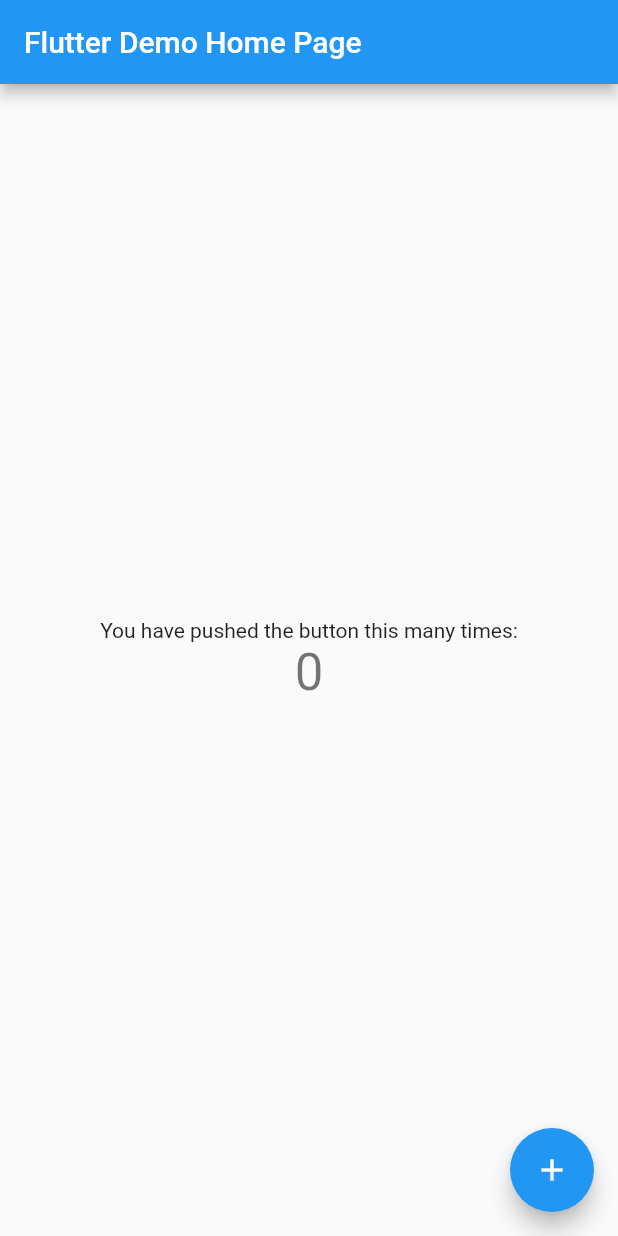
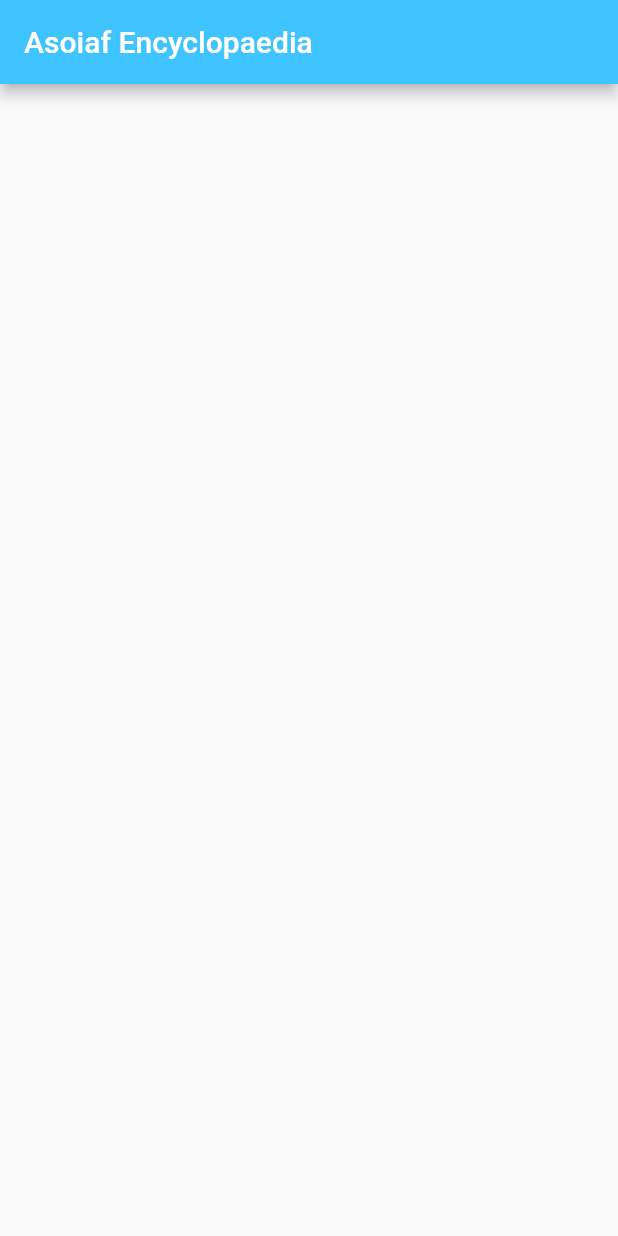
Before and after one commit to Andres-MI/AsoiafEncyclopaedia, a Flutter app: the screen it shows after launch, on a phone screen of 412 x 824 dp. Run offline on Flutter 3.47's test engine with Material 2 defaults, Android fonts, the phone set to English and light mode, and no system bars.

```diff
--- /dev/null
+++ b/lib/homepage.dart
@@ -0,0 +1,21 @@
+import 'package:flutter/material.dart';
+
+class MyHomePage extends StatefulWidget {
+  const MyHomePage({Key? key}) : super(key: key);
+
+  @override
+  State<MyHomePage> createState() => _MyHomePageState();
+}
+
+class _MyHomePageState extends State<MyHomePage> {
+  @override
+  Widget build(BuildContext context) {
+    return Scaffold(
+        resizeToAvoidBottomInset: false,
+        appBar: AppBar(
+          title: const Text("Asoiaf Encyclopaedia"),
+          backgroundColor: Colors.lightBlueAccent,
+        ),
+        body: Container());
+  }
+}
--- a/lib/main.dart
+++ b/lib/main.dart
@@ -1,4 +1,6 @@
 import 'package:flutter/material.dart';
+
+import 'homepage.dart';
 
 void main() {
   runApp(const MyApp());
@@ -24,92 +26,7 @@ class MyApp extends StatelessWidget {
         // is not restarted.
         primarySwatch: Colors.blue,
       ),
-      home: const MyHomePage(title: 'Flutter Demo Home Page'),
+      home: const MyHomePage(),
     );
   }
 }
-
-class MyHomePage extends StatefulWidget {
-  const MyHomePage({super.key, required this.title});
-
-  // This widget is the home page of your application. It is stateful, meaning
-  // that it has a State object (defined below) that contains fields that affect
-  // how it looks.
-
-  // This class is the configuration for the state. It holds the values (in this
-  // case the title) provided by the parent (in this case the App widget) and
-  // used by the build method of the State. Fields in a Widget subclass are
-  // always marked "final".
-
-  final String title;
-
-  @override
-  State<MyHomePage> createState() => _MyHomePageState();
-}
-
-class _MyHomePageState extends State<MyHomePage> {
-  int _counter = 0;
-
-  void _incrementCounter() {
-    setState(() {
-      // This call to setState tells the Flutter framework that something has
-      // changed in this State, which causes it to rerun the build method below
-      // so that the display can reflect the updated values. If we changed
-      // _counter without calling setState(), then the build method would not be
-      // called again, and so nothing would appear to happen.
-      _counter++;
-    });
-  }
-
-  @override
-  Widget build(BuildContext context) {
-    // This method is rerun every time setState is called, for instance as done
-    // by the _incrementCounter method above.
-    //
-    // The Flutter framework has been optimized to make rerunning build methods
-    // fast, so that you can just rebuild anything that needs updating rather
-    // than having to individually change instances of widgets.
-    return Scaffold(
-      appBar: AppBar(
-        // Here we take the value from the MyHomePage object that was created by
-        // the App.build method, and use it to set our appbar title.
-        title: Text(widget.title),
-      ),
-      body: Center(
-        // Center is a layout widget. It takes a single child and positions it
-        // in the middle of the parent.
-        child: Column(
-          // Column is also a layout widget. It takes a list of children and
-          // arranges them vertically. By default, it sizes itself to fit its
-          // children horizontally, and tries to be as tall as its parent.
-          //
-          // Invoke "debug painting" (press "p" in the console, choose the
-          // "Toggle Debug Paint" action from the Flutter Inspector in Android
-          // Studio, or the "Toggle Debug Paint" command in Visual Studio Code)
-          // to see the wireframe for each widget.
-          //
-          // Column has various properties to control how it sizes itself and
-          // how it positions its children. Here we use mainAxisAlignment to
-          // center the children vertically; the main axis here is the vertical
-          // axis because Columns are vertical (the cross axis would be
-          // horizontal).
-          mainAxisAlignment: MainAxisAlignment.center,
-          children: <Widget>[
-            const Text(
-              'You have pushed the button this many times:',
-            ),
-            Text(
-              '$_counter',
-              style: Theme.of(context).textTheme.headline4,
-            ),
-          ],
-        ),
-      ),
-      floatingActionButton: FloatingActionButton(
-        onPressed: _incrementCounter,
-        tooltip: 'Increment',
-        child: const Icon(Icons.add),
-      ), // This trailing comma makes auto-formatting nicer for build methods.
-    );
-  }
-}
--- a/pubspec.yaml
+++ b/pubspec.yaml
@@ -29,6 +29,8 @@ environment:
 # the latest version available on pub.dev. To see which dependencies have newer
 # versions available, run `flutter pub outdated`.
 dependencies:
+  flutter_bloc: ^8.1.1
+  dio: ^4.0.6
   flutter:
     sdk: flutter
 
```
Also changed, not shown: pubspec.lock.
